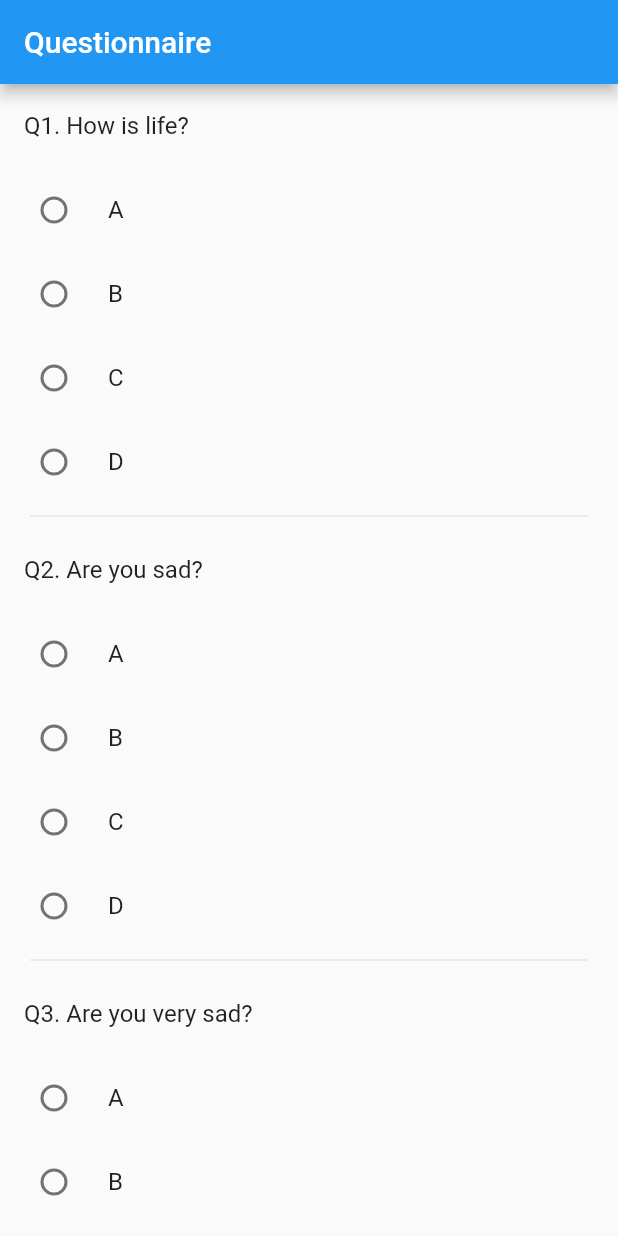
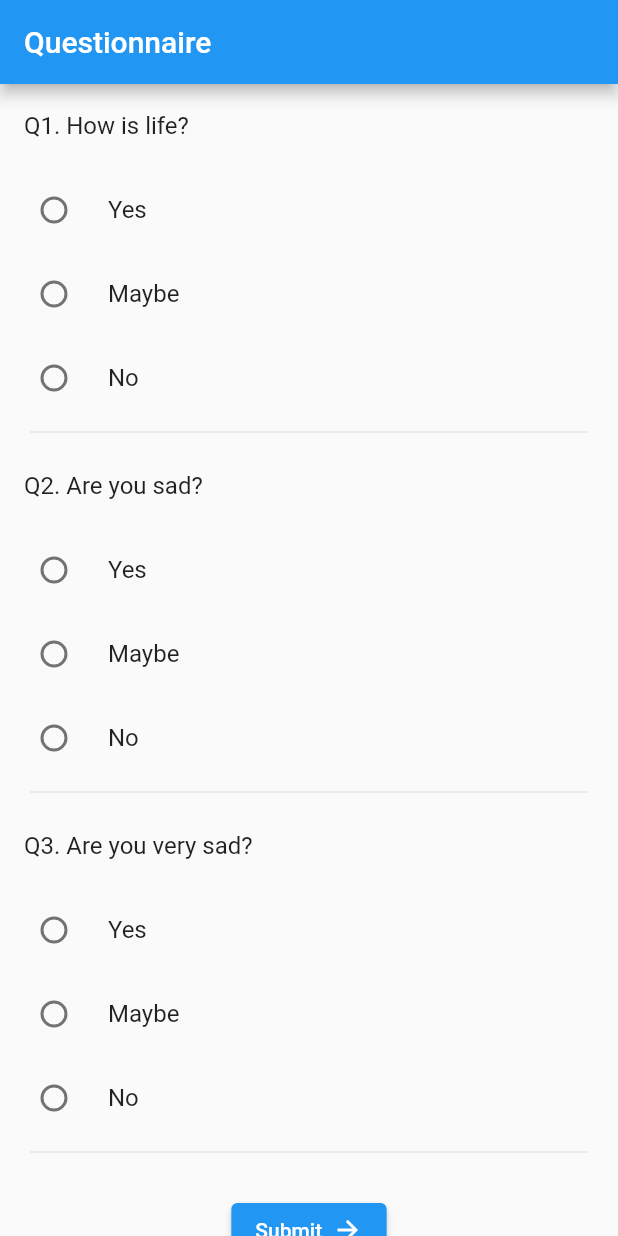
Before and after one commit to tushar725mittal/fin, a Flutter app: the screen it shows after launch, on a phone screen of 412 x 824 dp. Run offline on Flutter 3.47's test engine with Material 2 defaults, Android fonts, the phone set to English and light mode, and no system bars; our stand-ins replace cloud_firestore, country_picker, email_validator, firebase_auth, firebase_core, velocity_x and 1 more; accounts and stored records are empty.

Commit message:
Show options from the `questions` map

```diff
--- a/lib/pages/questionnaire/options.dart
+++ /dev/null
@@ -1 +0,0 @@
-enum Options { A, B, C, D }
--- a/lib/pages/questionnaire/questionnaire.dart
+++ b/lib/pages/questionnaire/questionnaire.dart
@@ -1,4 +1,3 @@
-import 'package:fin/pages/questionnaire/options.dart';
 import 'package:fin/pages/questionnaire/radio_group.dart';
 import 'package:flutter/material.dart';
 
@@ -43,7 +42,7 @@ class _QuestionnaireFormState extends State<QuestionnaireForm> {
     ],
   };
 
-  Map<int, Options?> selectedOptions = {};
+  Map<int, String?> selectedOptions = {};
 
   void submit() {
     print(selectedOptions);
@@ -70,6 +69,7 @@ class _QuestionnaireFormState extends State<QuestionnaireForm> {
                               questions.keys.elementAt(questionIndex)),
                         ),
                         RadioGroup(
+                          options: questions.values.elementAt(questionIndex),
                           currentlySelected: selectedOptions[questionIndex],
                           onChanged: (value) {
                             setState(() {
--- a/lib/pages/questionnaire/radio_group.dart
+++ b/lib/pages/questionnaire/radio_group.dart
@@ -1,25 +1,28 @@
 import 'package:flutter/material.dart';
-import 'options.dart';
 
 class RadioGroup extends StatelessWidget {
-  final Options? currentlySelected;
-  final Function(Options?) onChanged;
+  final List<String> options;
+  final String? currentlySelected;
+  final Function(String?) onChanged;
 
-  const RadioGroup(
-      {Key? key, required this.currentlySelected, required this.onChanged})
-      : super(key: key);
+  const RadioGroup({
+    Key? key,
+    required this.options,
+    required this.currentlySelected,
+    required this.onChanged,
+  }) : super(key: key);
 
   @override
   Widget build(BuildContext context) {
     return Column(
-      children: Options.values
+      children: options
           .map(
-            (option) => RadioListTile<Options>(
-              title: Text(option.name),
+            (option) => RadioListTile(
+              title: Text(option),
               value: option,
               groupValue: currentlySelected,
-              onChanged: (Options? value) {
-                onChanged(value);
+              onChanged: (String? value) {
+                onChanged(value!);
               },
             ),
           )
```
